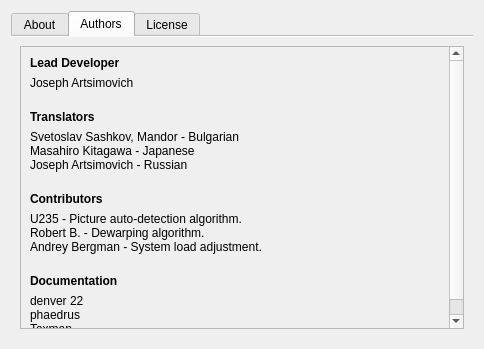
This is ui/AboutDialog.ui in ImageProcessing-ElectronicPublications/scantailor-deviant as Qt 5 draws it before an edit. The edited form follows.
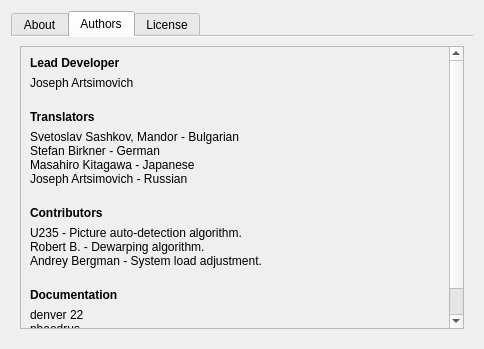
This is the edited form. The open tabs and pages were chosen to show the change. Icons and pictures are not drawn.

Commit message: Mention the German translator in the About dialog.

```diff
--- a/ui/AboutDialog.ui
+++ b/ui/AboutDialog.ui
@@ -97,8 +97,8 @@
            <rect>
             <x>0</x>
             <y>0</y>
-            <width>442</width>
-            <height>288</height>
+            <width>425</width>
+            <height>300</height>
            </rect>
           </property>
           <layout class="QVBoxLayout" name="verticalLayout_2">
@@ -134,6 +134,7 @@
             <widget class="QLabel" name="label_8">
              <property name="text">
               <string>Svetoslav Sashkov, Mandor - Bulgarian
+Stefan Birkner - German
 Masahiro Kitagawa - Japanese
 Joseph Artsimovich - Russian
 </string>
```
Left out of the diff: 3 changed lines with no effect on the pictures.
